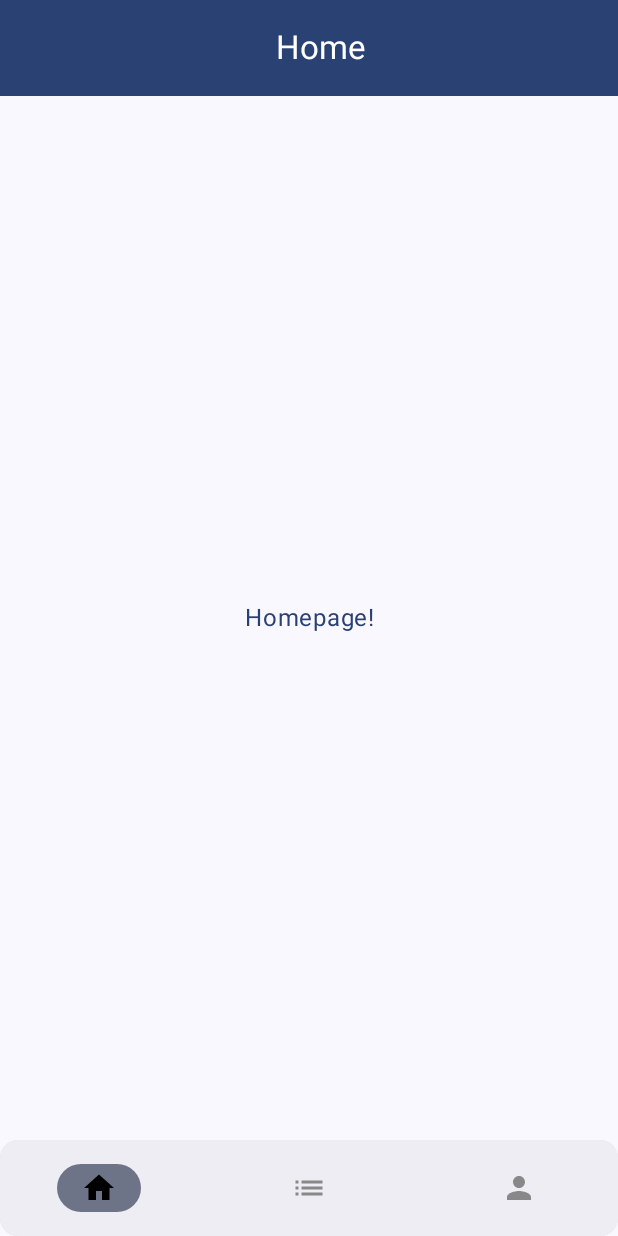
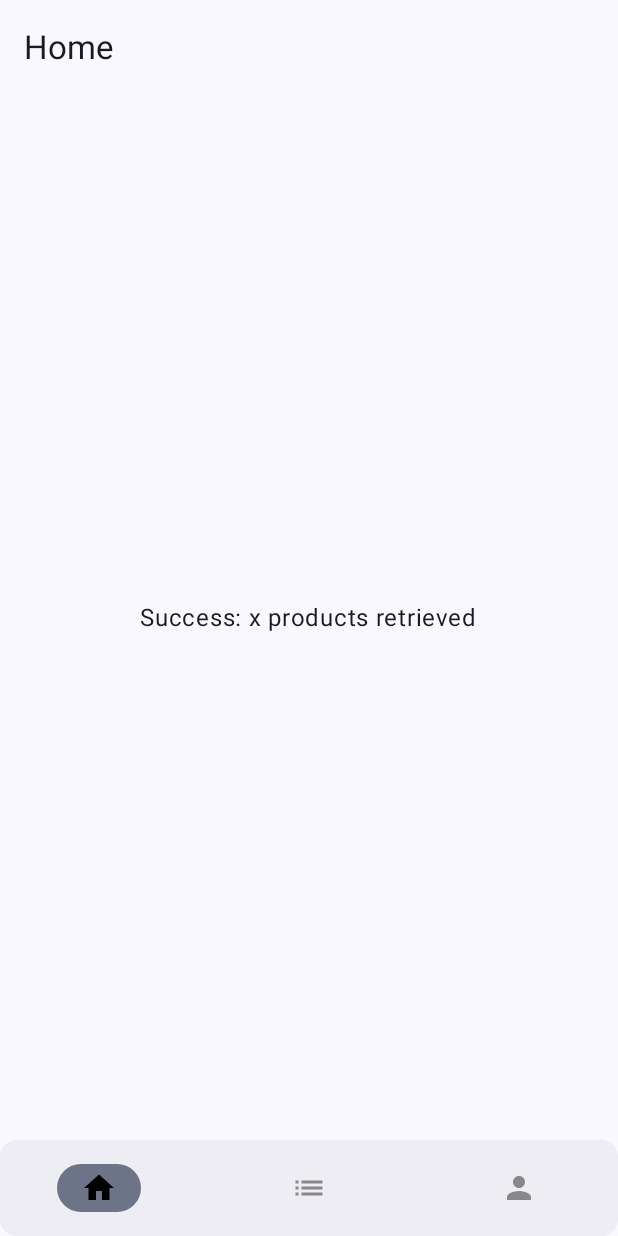
Before and after one commit to BikramDroid/onboarding-app, an Android app built with Jetpack Compose: the screen it shows after launch (MainActivity), on a phone screen of 412 x 824 dp. Run offline under Robolectric (Android 15) with nearby library versions, the phone set to English and light mode, and no system bars.

Commit message:
Added home viewmodel and UI state

```diff
--- a/app/build.gradle.kts
+++ b/app/build.gradle.kts
@@ -51,19 +51,21 @@
 
 dependencies {
 
-    implementation("androidx.core:core-ktx:1.9.0")
-    implementation("androidx.lifecycle:lifecycle-runtime-ktx:2.6.1")
+    //Compose BOM
+    implementation(platform("androidx.compose:compose-bom:2023.06.01"))
     implementation("androidx.activity:activity-compose:1.7.2")
-    implementation(platform("androidx.compose:compose-bom:2023.03.00"))
     implementation("androidx.compose.ui:ui")
     implementation("androidx.compose.ui:ui-graphics")
     implementation("androidx.compose.ui:ui-tooling-preview")
     implementation("androidx.compose.material3:material3")
+    implementation("androidx.core:core-ktx:1.10.1")
+    implementation("androidx.lifecycle:lifecycle-runtime-ktx:2.6.1")
+    implementation("androidx.lifecycle:lifecycle-viewmodel-compose:2.6.1")
 
     testImplementation("junit:junit:4.13.2")
     androidTestImplementation("androidx.test.ext:junit:1.1.5")
     androidTestImplementation("androidx.test.espresso:espresso-core:3.5.1")
-    androidTestImplementation(platform("androidx.compose:compose-bom:2023.03.00"))
+    androidTestImplementation(platform("androidx.compose:compose-bom:2023.06.01"))
     androidTestImplementation("androidx.compose.ui:ui-test-junit4")
     debugImplementation("androidx.compose.ui:ui-tooling")
     debugImplementation("androidx.compose.ui:ui-test-manifest")
--- a/app/src/main/java/com/bikram/onboardingapp/ui/components/CustomAppBar.kt
+++ b/app/src/main/java/com/bikram/onboardingapp/ui/components/CustomAppBar.kt
@@ -6,25 +6,19 @@
 import androidx.compose.material3.MaterialTheme
 import androidx.compose.material3.Text
 import androidx.compose.material3.TopAppBar
-import androidx.compose.material3.TopAppBarDefaults
 import androidx.compose.runtime.Composable
 import androidx.compose.runtime.MutableState
-import androidx.compose.ui.Alignment
 import androidx.compose.ui.Modifier
-import androidx.compose.ui.graphics.Color
 import com.bikram.onboardingapp.data.NavItems
 
 @OptIn(ExperimentalMaterial3Api::class)
 @Composable
 fun CustomAppBar(selectedIndex: MutableState<Int>) {
     TopAppBar(
-        colors = TopAppBarDefaults.smallTopAppBarColors(containerColor = MaterialTheme.colorScheme.primary),
         title = {
             Box(modifier = Modifier.fillMaxWidth()) {
                 Text(
                     text = NavItems.fromInt(selectedIndex.value).name,
-                    modifier = Modifier.align(Alignment.Center),
-                    color = Color.White,
                     style = MaterialTheme.typography.titleLarge
                 )
             }
--- a/app/src/main/java/com/bikram/onboardingapp/ui/screens/HomeScreen.kt
+++ b/app/src/main/java/com/bikram/onboardingapp/ui/screens/HomeScreen.kt
@@ -1,24 +1,69 @@
 package com.bikram.onboardingapp.ui.screens
 
+import androidx.compose.foundation.Image
+import androidx.compose.foundation.layout.Arrangement
 import androidx.compose.foundation.layout.Box
+import androidx.compose.foundation.layout.Column
 import androidx.compose.foundation.layout.fillMaxSize
-import androidx.compose.material3.MaterialTheme
+import androidx.compose.foundation.layout.fillMaxWidth
+import androidx.compose.foundation.layout.padding
+import androidx.compose.foundation.layout.size
 import androidx.compose.material3.Text
 import androidx.compose.runtime.Composable
 import androidx.compose.ui.Alignment
 import androidx.compose.ui.Modifier
+import androidx.compose.ui.res.painterResource
 import androidx.compose.ui.res.stringResource
-import androidx.compose.ui.text.style.TextAlign
+import androidx.compose.ui.unit.dp
 import com.bikram.onboardingapp.R
+import com.bikram.onboardingapp.ui.viewmodels.ProductsUiState
 
 @Composable
-fun HomeScreen() {
-    Box(contentAlignment = Alignment.Center, modifier = Modifier.fillMaxSize())
-    {
-        Text(
-            text = stringResource(id = R.string.homepage),
-            textAlign = TextAlign.Center,
-            color = MaterialTheme.colorScheme.primary
+fun HomeScreen(
+    productsUiState: ProductsUiState, modifier: Modifier = Modifier
+) {
+    when (productsUiState) {
+        is ProductsUiState.Loading -> InfoScreen(modifier = modifier.fillMaxSize())
+        is ProductsUiState.Success -> ResultScreen(
+            productsUiState.products, modifier = modifier.fillMaxWidth()
         )
+
+        is ProductsUiState.Error -> ErrorScreen(modifier = modifier.fillMaxSize())
     }
 }
+
+//The home screen displaying the loading message.
+@Composable
+fun InfoScreen(modifier: Modifier = Modifier) {
+    Image(
+        modifier = modifier.size(200.dp),
+        painter = painterResource(R.drawable.loading_img),
+        contentDescription = stringResource(R.string.loading)
+    )
+}
+
+//The home screen displaying error message.
+@Composable
+fun ErrorScreen(modifier: Modifier = Modifier) {
+    Column(
+        modifier = modifier,
+        verticalArrangement = Arrangement.Center,
+        horizontalAlignment = Alignment.CenterHorizontally
+    ) {
+        Image(
+            painter = painterResource(id = R.drawable.ic_connection_error), contentDescription = ""
+        )
+        Text(text = stringResource(R.string.loading_failed), modifier = Modifier.padding(16.dp))
+    }
+}
+
+//ResultScreen displaying the products retrieved.
+@Composable
+fun ResultScreen(photos: String, modifier: Modifier = Modifier) {
+    Box(
+        contentAlignment = Alignment.Center,
+        modifier = modifier
+    ) {
+        Text(text = photos)
+    }
+}
--- a/app/src/main/java/com/bikram/onboardingapp/ui/screens/MasterPage.kt
+++ b/app/src/main/java/com/bikram/onboardingapp/ui/screens/MasterPage.kt
@@ -4,7 +4,6 @@
 import androidx.compose.foundation.layout.*
 import androidx.compose.material.*
 import androidx.compose.material.icons.filled.*
-import androidx.compose.material3.ExperimentalMaterial3Api
 import androidx.compose.material3.Scaffold
 import androidx.compose.material3.Surface
 import androidx.compose.runtime.Composable
@@ -12,17 +11,16 @@
 import androidx.compose.runtime.remember
 import androidx.compose.ui.Modifier
 import androidx.compose.ui.tooling.preview.Preview
+import androidx.lifecycle.viewmodel.compose.viewModel
 import com.bikram.onboardingapp.ui.components.CustomAppBar
 import com.bikram.onboardingapp.ui.components.CustomBottomBar
+import com.bikram.onboardingapp.ui.viewmodels.HomeViewModel
 
 @SuppressLint("UnusedMaterial3ScaffoldPaddingParameter")
-@OptIn(ExperimentalMaterial3Api::class)
 @Preview(showBackground = true)
 @Composable
 fun MasterPage() {
     val selectedIndex = remember { mutableStateOf(0) }
-
-    Surface(modifier = Modifier.fillMaxSize()) {
     Scaffold(
         topBar = {
             CustomAppBar(selectedIndex)
@@ -31,7 +29,8 @@
             Surface(modifier = Modifier.fillMaxSize()) {
                 when (selectedIndex.value) {
                     0 -> {
-                            HomeScreen()
+                        val homeViewModel: HomeViewModel = viewModel()
+                        HomeScreen(homeViewModel.productsUiState)
                     }
 
                     1 -> {
@@ -49,4 +48,3 @@
         }
     )
 }
-}
--- /dev/null
+++ b/app/src/main/java/com/bikram/onboardingapp/ui/viewmodels/HomeViewModel.kt
@@ -0,0 +1,48 @@
+package com.bikram.onboardingapp.ui.viewmodels
+
+import androidx.compose.runtime.getValue
+import androidx.compose.runtime.mutableStateOf
+import androidx.compose.runtime.setValue
+import androidx.lifecycle.ViewModel
+import androidx.lifecycle.viewModelScope
+import kotlinx.coroutines.delay
+import kotlinx.coroutines.launch
+import java.io.IOException
+
+/**
+ * UI state for the Home screen
+ */
+sealed interface ProductsUiState {
+    data class Success(val products: String) : ProductsUiState
+    object Error : ProductsUiState
+    object Loading : ProductsUiState
+}
+
+class HomeViewModel() : ViewModel() {
+    //The mutable State that stores the status of the most recent request
+    var productsUiState: ProductsUiState by mutableStateOf(ProductsUiState.Loading)
+        private set
+
+    //Call getProducts() on init so that products can be displayed immediately.
+    init {
+        getProducts()
+    }
+
+    // Gets products information from the Products API Retrofit service and updates the UI state
+    private fun getProducts() {
+        viewModelScope.launch {
+            productsUiState = ProductsUiState.Loading
+            productsUiState = try {
+                delay(1000L)
+
+                //todo call api
+                ProductsUiState.Success(
+                    "Success: x products retrieved"
+                )
+            } catch (e: IOException) {
+                ProductsUiState.Error
+            }
+            //todo handle other states
+        }
+    }
+}
--- /dev/null
+++ b/app/src/main/res/drawable/ic_connection_error.xml
@@ -0,0 +1,10 @@
+<vector xmlns:android="http://schemas.android.com/apk/res/android"
+    android:width="100dp"
+    android:height="100dp"
+    android:tint="#A9A9AC"
+    android:viewportWidth="24.0"
+    android:viewportHeight="24.0">
+    <path
+        android:fillColor="#A9A9AC"
+        android:pathData="M19.35,10.04C18.67,6.59 15.64,4 12,4c-1.48,0 -2.85,0.43 -4.01,1.17l1.46,1.46C10.21,6.23 11.08,6 12,6c3.04,0 5.5,2.46 5.5,5.5v0.5H19c1.66,0 3,1.34 3,3 0,1.13 -0.64,2.11 -1.56,2.62l1.45,1.45C23.16,18.16 24,16.68 24,15c0,-2.64 -2.05,-4.78 -4.65,-4.96zM3,5.27l2.75,2.74C2.56,8.15 0,10.77 0,14c0,3.31 2.69,6 6,6h11.73l2,2L21,20.73 4.27,4 3,5.27zM7.73,10l8,8H6c-2.21,0 -4,-1.79 -4,-4s1.79,-4 4,-4h1.73z" />
+</vector>
--- /dev/null
+++ b/app/src/main/res/drawable/loading_img.xml
@@ -0,0 +1,79 @@
+<?xml version="1.0" encoding="utf-8"?>
+<vector xmlns:android="http://schemas.android.com/apk/res/android"
+    android:width="24dp"
+    android:height="24dp"
+    android:viewportWidth="72"
+    android:viewportHeight="72">
+    <path
+        android:fillColor="#cccccf"
+        android:pathData="M36.06,28.92L36.06,32.18"
+        android:strokeWidth="1"
+        android:strokeColor="#e7e7e7"
+        android:strokeLineCap="round" />
+    <path
+        android:fillColor="#c8c8cc"
+        android:pathData="M39.45,29.88L37.82,32.71"
+        android:strokeWidth="1"
+        android:strokeColor="#cacaca"
+        android:strokeLineCap="round" />
+    <path
+        android:fillColor="#bbbbbe"
+        android:pathData="M42.12,32.32L39.3,33.95"
+        android:strokeWidth="1"
+        android:strokeColor="#cdcdcd"
+        android:strokeLineCap="round" />
+    <path
+        android:fillColor="#b2b2b7"
+        android:pathData="M39.8,35.98L43.06,35.98"
+        android:strokeWidth="1"
+        android:strokeColor="#cbcbcb"
+        android:strokeLineCap="round" />
+    <path
+        android:fillColor="#d0d0d4"
+        android:pathData="M32.77,29.99L34.4,32.81"
+        android:strokeWidth="1"
+        android:strokeColor="#ededed"
+        android:strokeLineCap="round" />
+    <path
+        android:fillColor="#949497"
+        android:pathData="M30.1,32.42L32.92,34.05"
+        android:strokeWidth="1"
+        android:strokeColor="#525252"
+        android:strokeLineCap="round" />
+    <path
+        android:fillColor="#97979b"
+        android:pathData="M32.42,35.98L29.16,35.98"
+        android:strokeWidth="1"
+        android:strokeColor="#6e6e6e"
+        android:strokeLineCap="round" />
+    <path
+        android:fillColor="#a8a8ac"
+        android:pathData="M36.06,43.08L36.06,39.82"
+        android:strokeWidth="1"
+        android:strokeColor="#a0a0a0"
+        android:strokeLineCap="round" />
+    <path
+        android:fillColor="#cacaca"
+        android:pathData="M39.7,41.99L38.07,39.16"
+        android:strokeWidth="1"
+        android:strokeColor="#cacaca"
+        android:strokeLineCap="round" />
+    <path
+        android:fillColor="#b6b6ba"
+        android:pathData="M42.19,39.4L39.37,37.77"
+        android:strokeWidth="1"
+        android:strokeColor="#ccc"
+        android:strokeLineCap="round" />
+    <path
+        android:fillColor="#a1a1a5"
+        android:pathData="M32.46,41.98L34.09,39.16"
+        android:strokeWidth="1"
+        android:strokeColor="#909090"
+        android:strokeLineCap="round" />
+    <path
+        android:fillColor="#9d9da0"
+        android:pathData="M29.85,39.4L32.67,37.77"
+        android:strokeWidth="1"
+        android:strokeColor="#7a7a7a"
+        android:strokeLineCap="round" />
+</vector>
--- a/app/src/main/res/values/strings.xml
+++ b/app/src/main/res/values/strings.xml
@@ -3,4 +3,7 @@
     <string name="homepage">Homepage!</string>
     <string name="receipts">View your receipts here!</string>
     <string name="profile">View your profile here!</string>
+
+    <string name="loading_failed">Failed to load</string>
+    <string name="loading">Loading</string>
 </resources>
```
Lines whose indentation alone changed are shown as unchanged.
